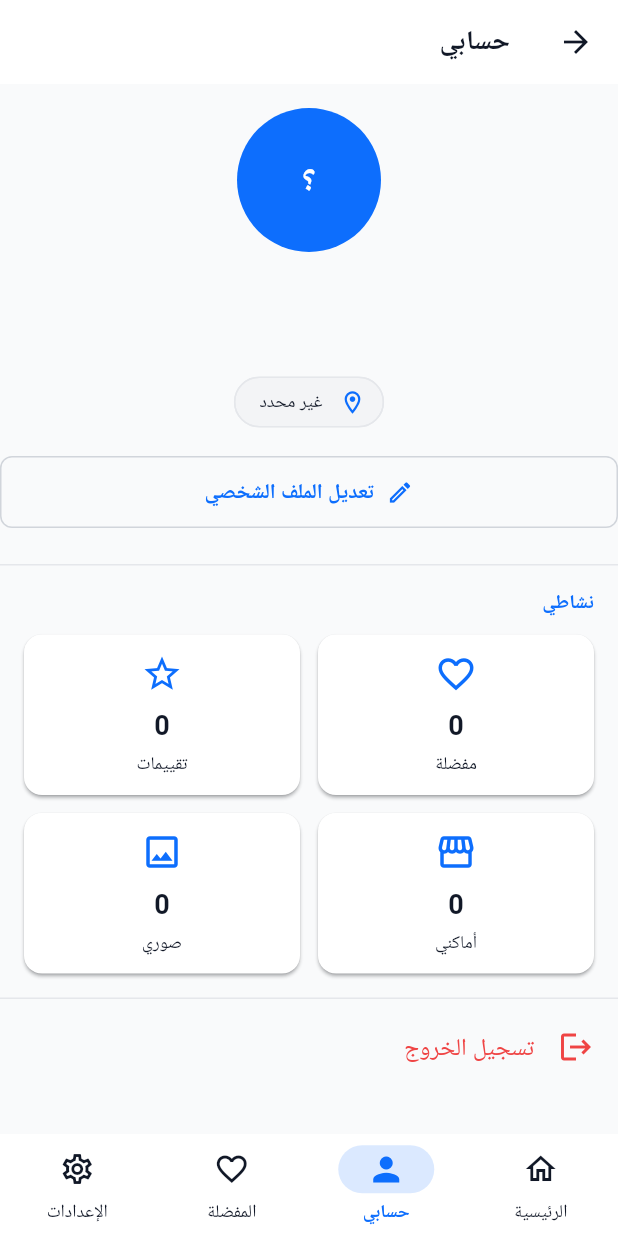
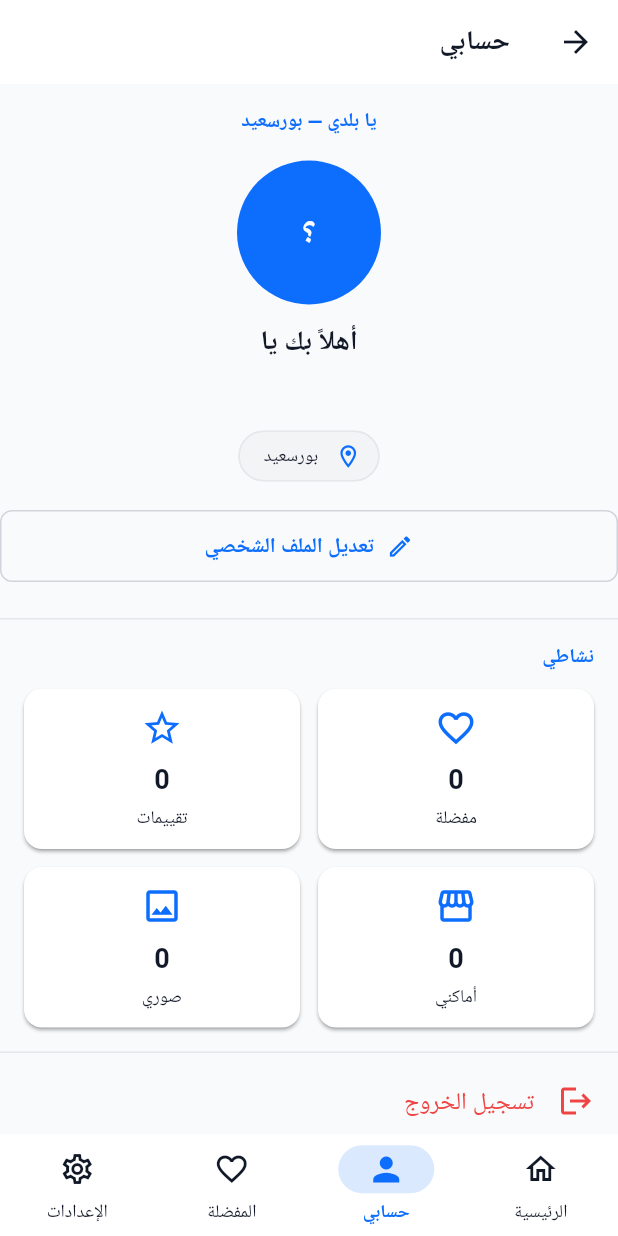
Before and after one commit to mohtorg/YaBaladi, a Flutter app: the ProfileScreen screen opened by its route, on a phone screen of 412 x 824 dp. Run offline on Flutter 3.47's test engine with Material 3 defaults, Android fonts, the phone set to English and light mode, and no system bars; our stand-ins replace cloud_firestore, firebase_auth, firebase_core, firebase_messaging, flutter_map, go_router and 3 more; accounts and stored records are empty.

Commit message:
feat(profile): add governorate title + personalized greeting
- Header shows: 'يا بلدي — بورسعيد' (default governorate)
- Greeting changed to: 'أهلاً بك يا [displayName]'
- Governorate chip now shows actual governorate (default: Port Said)
- Note: will be dynamic when GPS is enabled (Note #2)

```diff
--- a/lib/features/profile/profile_screen.dart
+++ b/lib/features/profile/profile_screen.dart
@@ -8,6 +8,11 @@ import '../../../theme/design_tokens.dart';
 import '../../../widgets/confirm_dialog.dart';
 import '../../../widgets/ya_app_bar.dart';
 import '../auth/controllers/auth_controller.dart';
+
+/// ⚠️ مؤقتًا: المحافظة الافتراضية.
+/// عند تفعيل GPS (الملاحظة #2)، هتتجاب ديناميكيًا من موقع المستخدم.
+const String _defaultGovernorateAr = 'بورسعيد';
+const String _defaultGovernorateEn = 'Port Said';
 
 /// شاشة حسابي:
 /// - Guest → بطاقة ترقية الحساب (تسجيل دخول / إنشاء حساب)
@@ -44,6 +49,9 @@ class ProfileScreen extends StatelessWidget {
     // ═══════════════════════════════════════════════════════════
     final displayName = auth.displayName ?? '—';
     final email = auth.email ?? '—';
+    final isArabic = Localizations.localeOf(context).languageCode == 'ar';
+    final governorate =
+        isArabic ? _defaultGovernorateAr : _defaultGovernorateEn;
 
     return Scaffold(
       appBar: YaAppBar(title: l10n.profile),
@@ -52,11 +60,28 @@ class ProfileScreen extends StatelessWidget {
           vertical: YaBaladiDesignTokens.space4,
         ),
         children: [
-          // ─── Header ───
+          // ─── العنوان الرئيسي: يا بلدي — [المحافظة] ───
+          Center(
+            child: Text(
+              isArabic
+                  ? 'يا بلدي — $governorate'
+                  : 'Ya Baladi — $governorate',
+              style: theme.textTheme.titleSmall?.copyWith(
+                color: theme.colorScheme.primary,
+                fontWeight: FontWeight.w600,
+                letterSpacing: 0.5,
+              ),
+            ),
+          ),
+
+          const SizedBox(height: YaBaladiDesignTokens.space4),
+
+          // ─── Header (Avatar + Welcome + Email) ───
           _ProfileHeader(
             name: displayName,
             email: email,
             initials: _initials(displayName),
+            isArabic: isArabic,
           ),
 
           const SizedBox(height: YaBaladiDesignTokens.space3),
@@ -69,7 +94,9 @@ class ProfileScreen extends StatelessWidget {
                 size: 18,
                 color: theme.colorScheme.primary,
               ),
-              label: Text(l10n.profileGovernorateUnknown),
+              label: Text(
+                isArabic ? governorate : governorate,
+              ),
             ),
           ),
 
@@ -144,7 +171,7 @@ class ProfileScreen extends StatelessWidget {
 }
 
 // ═══════════════════════════════════════════════════════════════
-// GUEST UPGRADE CARD (الجديد — للمستخدمين في وضع الزائر)
+// GUEST UPGRADE CARD
 // ═══════════════════════════════════════════════════════════════
 
 class _GuestUpgradeCard extends StatelessWidget {
@@ -301,7 +328,7 @@ class _BenefitRow extends StatelessWidget {
 }
 
 // ═══════════════════════════════════════════════════════════════
-// PROFILE HEADER
+// PROFILE HEADER (Avatar + Welcome + Email)
 // ═══════════════════════════════════════════════════════════════
 
 class _ProfileHeader extends StatelessWidget {
@@ -309,18 +336,26 @@ class _ProfileHeader extends StatelessWidget {
     required this.name,
     required this.email,
     required this.initials,
+    required this.isArabic,
   });
 
   final String name;
   final String email;
   final String initials;
+  final bool isArabic;
 
   @override
   Widget build(BuildContext context) {
     final theme = Theme.of(context);
 
+    // "أهلاً بك يا سلمى" / "Welcome, Salma"
+    final greeting = isArabic
+        ? 'أهلاً بك يا $name'
+        : 'Welcome, $name';
+
     return Column(
       children: [
+        // ─── Avatar ───
         CircleAvatar(
           radius: 48,
           backgroundColor: theme.colorScheme.primaryContainer,
@@ -332,14 +367,24 @@ class _ProfileHeader extends StatelessWidget {
             ),
           ),
         ),
+
         const SizedBox(height: YaBaladiDesignTokens.space3),
-        Text(
-          name,
-          style: theme.textTheme.headlineSmall?.copyWith(
-            fontWeight: FontWeight.w700,
+
+        // ─── Greeting (primary) ───
+        Padding(
+          padding: const EdgeInsets.symmetric(horizontal: 16),
+          child: Text(
+            greeting,
+            textAlign: TextAlign.center,
+            style: theme.textTheme.headlineSmall?.copyWith(
+              fontWeight: FontWeight.w700,
+            ),
           ),
         ),
+
         const SizedBox(height: YaBaladiDesignTokens.space1),
+
+        // ─── Email (secondary) ───
         Text(
           email,
           style: theme.textTheme.bodyMedium?.copyWith(
```
